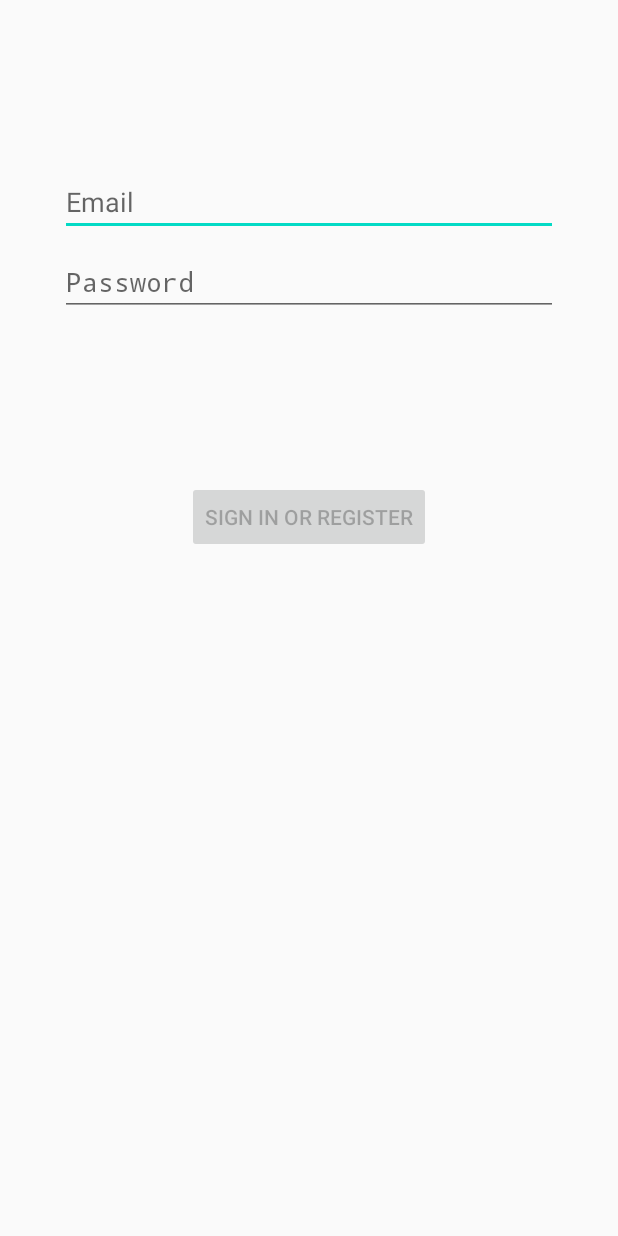
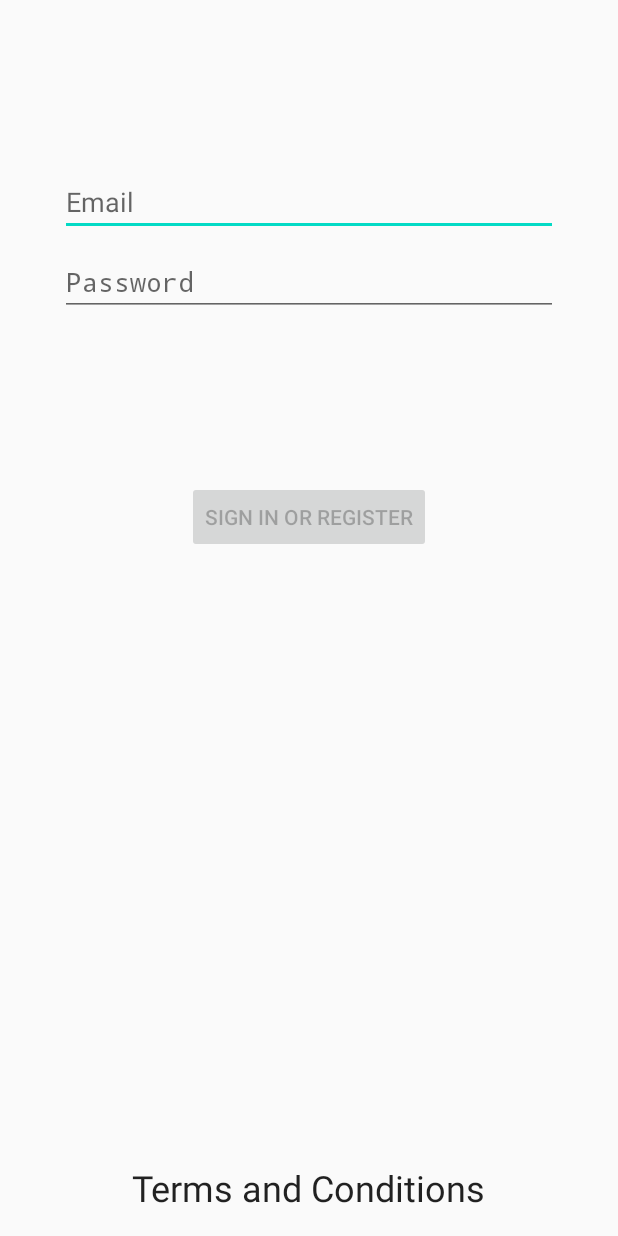
Before and after one commit to josealfonsomora/Three-Balance-Check, an Android app: the screen it shows after launch (LoginActivity), on a phone screen of 412 x 824 dp. Run offline under Robolectric (Android 15) with nearby library versions, the phone set to English and light mode, and no system bars; our stand-ins replace RxJava, data binding; 7 statements that could not run were skipped.

Commit message:
Add terms and conditions url link

```diff
--- a/app/src/main/java/com/josealfonsomora/threebalance/login/LoginActivity.kt
+++ b/app/src/main/java/com/josealfonsomora/threebalance/login/LoginActivity.kt
@@ -1,21 +1,21 @@
 package com.josealfonsomora.threebalance.login
 
 import android.app.Activity
+import android.content.Intent
+import android.net.Uri
 import android.os.Bundle
 import android.text.Editable
 import android.text.TextWatcher
 import android.view.View
 import android.view.inputmethod.EditorInfo
-import android.widget.Button
-import android.widget.EditText
-import android.widget.ProgressBar
-import android.widget.Toast
+import android.widget.*
 import androidx.activity.ComponentActivity
 import androidx.annotation.StringRes
 import androidx.lifecycle.Observer
 import com.josealfonsomora.threebalance.R
 import com.josealfonsomora.threebalance.config.ConfigActivity
 import org.koin.android.viewmodel.ext.android.viewModel
+
 
 class LoginActivity : ComponentActivity() {
 
@@ -34,6 +34,7 @@ class LoginActivity : ComponentActivity() {
         val password = findViewById<EditText>(R.id.password)
         val login = findViewById<Button>(R.id.login)
         val loading = findViewById<ProgressBar>(R.id.loading)
+        val tac = findViewById<TextView>(R.id.tac)
 
         loginViewModel.loginFormState.observe(this@LoginActivity, Observer {
             login.isEnabled = it.isDataValid
@@ -68,12 +69,22 @@ class LoginActivity : ComponentActivity() {
             }
         })
 
+        tac.setOnClickListener {
+            val browserIntent =
+                Intent(
+                    Intent.ACTION_VIEW, Uri.parse(
+                        "https://threebalancetandc.web.app/"
+                    )
+                )
+            startActivity(browserIntent)
+        }
         username.afterTextChanged {
             loginViewModel.loginDataChanged(
                 username.text.toString(),
                 password.text.toString()
             )
         }
+
 
         password.apply {
             afterTextChanged {
--- a/app/src/main/res/layout/activity_login.xml
+++ b/app/src/main/res/layout/activity_login.xml
@@ -69,6 +69,16 @@
             app:layout_constraintTop_toBottomOf="@+id/password"
             app:layout_constraintVertical_bias="0.2" />
 
+        <TextView
+            android:id="@+id/tac"
+            style="@style/TextAppearance.AppCompat.Headline"
+            android:layout_width="wrap_content"
+            android:layout_height="wrap_content"
+            android:text="@string/terms_and_conditions"
+            app:layout_constraintBottom_toBottomOf="parent"
+            app:layout_constraintStart_toStartOf="parent"
+            app:layout_constraintEnd_toEndOf="parent"/>
+
         <ProgressBar
             android:id="@+id/loading"
             android:layout_width="wrap_content"
--- a/app/src/main/res/values/strings.xml
+++ b/app/src/main/res/values/strings.xml
@@ -12,5 +12,6 @@
     <string name="get_balance">Get balance</string>
     <string name="explanatory_text">Yoy will receive a notification with your balance every morning after you press the button bellow</string>
     <string name="error_logging_in">Credentials incorrect</string>
+    <string name="terms_and_conditions">Terms and Conditions</string>
 
 </resources>
```
Also changed, not shown: 7 other files.
